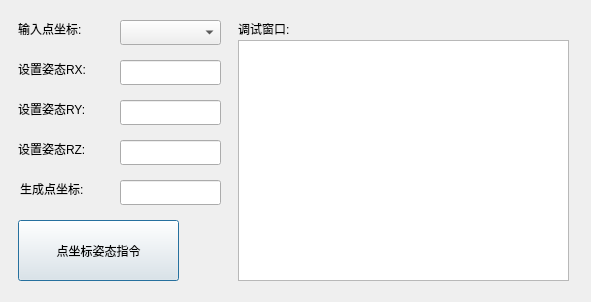
qubo188612/qtwelding, file keysetposedlg.ui: the form before one commit.
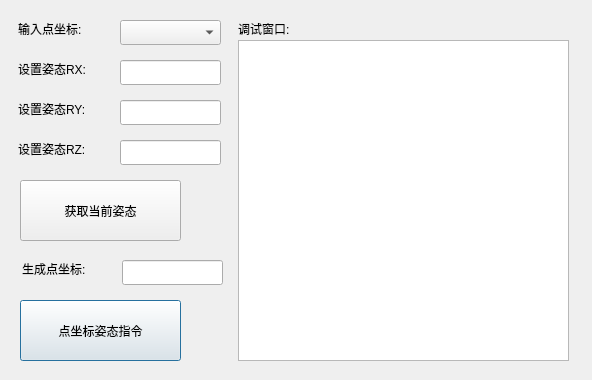
The form after the commit.

Patch:
```diff
--- a/keysetposedlg.ui
+++ b/keysetposedlg.ui
@@ -6,8 +6,8 @@
    <rect>
     <x>0</x>
     <y>0</y>
-    <width>591</width>
-    <height>302</height>
+    <width>592</width>
+    <height>380</height>
    </rect>
   </property>
   <property name="windowTitle">
@@ -52,8 +52,8 @@
   <widget class="QPushButton" name="setposeBtn">
    <property name="geometry">
     <rect>
-     <x>18</x>
-     <y>220</y>
+     <x>20</x>
+     <y>300</y>
      <width>161</width>
      <height>61</height>
     </rect>
@@ -78,7 +78,7 @@
      <x>238</x>
      <y>40</y>
      <width>331</width>
-     <height>241</height>
+     <height>321</height>
     </rect>
    </property>
   </widget>
@@ -134,8 +134,8 @@
   <widget class="QLabel" name="label_3">
    <property name="geometry">
     <rect>
-     <x>20</x>
-     <y>180</y>
+     <x>22</x>
+     <y>260</y>
      <width>91</width>
      <height>17</height>
     </rect>
@@ -147,8 +147,8 @@
   <widget class="QLineEdit" name="setposenameEdit">
    <property name="geometry">
     <rect>
-     <x>120</x>
-     <y>180</y>
+     <x>122</x>
+     <y>260</y>
      <width>101</width>
      <height>25</height>
     </rect>
@@ -164,6 +164,19 @@
     </rect>
    </property>
   </widget>
+  <widget class="QPushButton" name="getposeBtn">
+   <property name="geometry">
+    <rect>
+     <x>20</x>
+     <y>180</y>
+     <width>161</width>
+     <height>61</height>
+    </rect>
+   </property>
+   <property name="text">
+    <string>获取当前姿态</string>
+   </property>
+  </widget>
  </widget>
  <resources/>
  <connections/>
```
